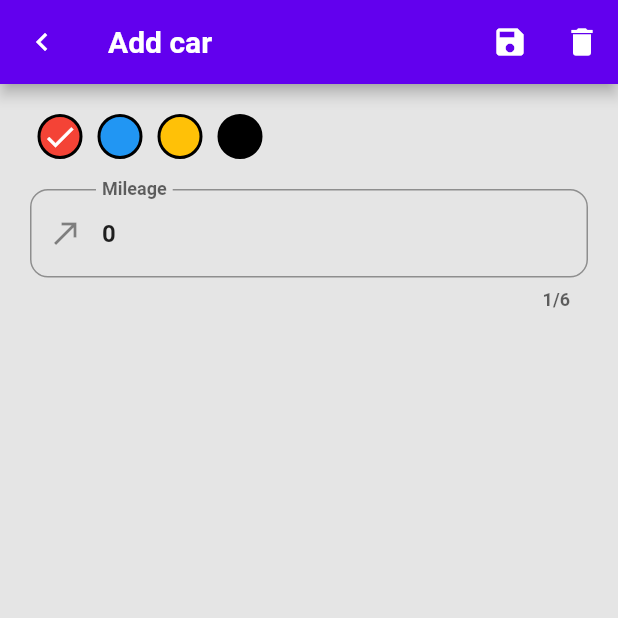
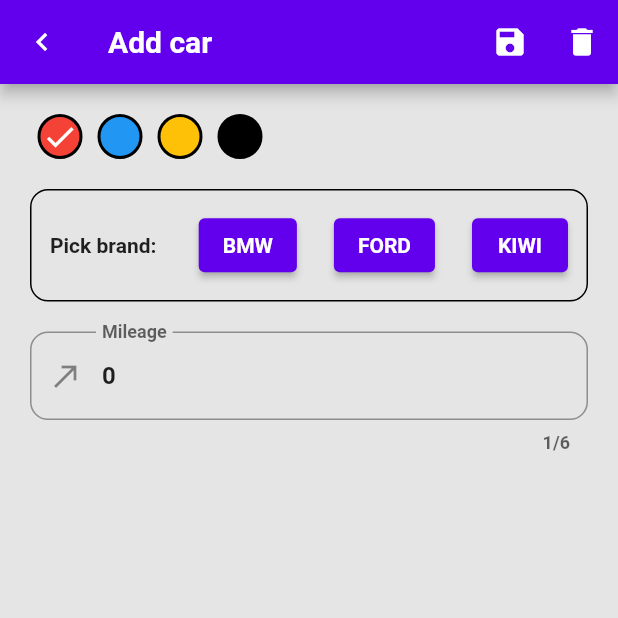
Before and after one commit to Kanikk/FlutterCarsApp, a Flutter app: the screen it shows after launch, after a tap on the "add" icon, on a phone screen of 412 x 824 dp, the top half of it. Run offline on Flutter 3.47's test engine with Material 2 defaults, Android fonts, the phone set to English and light mode, and no system bars; our stand-ins replace drift; accounts and stored records are empty; generated files the repository leaves out were written again.

Commit message:
Add 'Brand pick'

```diff
--- a/first_app/lib/database/car_database.dart
+++ b/first_app/lib/database/car_database.dart
@@ -3,7 +3,6 @@ import 'package:path_provider/path_provider.dart';
 import 'package:path/path.dart' as p;
 import 'package:drift/drift.dart';
 import 'dart:io';
-
 part 'car_database.g.dart';
 
 class Car extends Table {
@@ -11,6 +10,26 @@ class Car extends Table {
   TextColumn get brand => text()();
   IntColumn get color => integer().nullable()();
   IntColumn get mileage => integer()();
+}
+
+enum CarBrand {
+  bmw,
+  ford,
+  kiwi,
+}
+
+extension CarBrandExtension on CarBrand {
+  String get changeToString {
+    // switch (this) {
+    //   case CarBrand.bmw:
+    //     return "BMW";
+    //   case CarBrand.kiwi:
+    //     return "Kiwi";
+    //   case CarBrand.ford:
+    //     return "Ford";
+    // }
+    return this.toString().replaceFirst("CarBrand.", "").toUpperCase();
+  }
 }
 
 LazyDatabase _openConnection() {
--- a/first_app/lib/main.dart
+++ b/first_app/lib/main.dart
@@ -29,7 +29,6 @@ class MyApp extends StatelessWidget {
       ],
       builder: (context, _) {
         final themeProvider = Provider.of<ThemeProvider>(context);
-        ;
         return MaterialApp(
           title: 'Cars in stock',
           home: const CarListPage(),
--- a/first_app/lib/screen/cars_detail_page.dart
+++ b/first_app/lib/screen/cars_detail_page.dart
@@ -21,6 +21,7 @@ class _CarDetailPageState extends State<CarDetailPage> {
   late CarDatabase carDatabase;
   late TextEditingController mileageEditingcontroller;
   int color = 0;
+  String brand = CarBrand.bmw.changeToString;
 
   @override
   void initState() {
@@ -48,6 +49,39 @@ class _CarDetailPageState extends State<CarDetailPage> {
           const SizedBox(
             height: 20,
           ),
+          Container(
+            width: (MediaQuery.of(context).size.width),
+            height: 75,
+            decoration: BoxDecoration(
+              border: Border.all(),
+              borderRadius: BorderRadius.circular(12),
+            ),
+            child: Row(
+              mainAxisAlignment: MainAxisAlignment.spaceAround,
+              crossAxisAlignment: CrossAxisAlignment.center,
+              children: [
+                const Text("Pick brand: "),
+                ElevatedButton(
+                    onPressed: (() {
+                      brand = CarBrand.bmw.changeToString;
+                    }),
+                    child: Text(CarBrand.bmw.changeToString)),
+                ElevatedButton(
+                    onPressed: (() {
+                      brand = CarBrand.ford.changeToString;
+                    }),
+                    child: Text(CarBrand.ford.changeToString)),
+                ElevatedButton(
+                    onPressed: (() {
+                      brand = CarBrand.kiwi.changeToString;
+                    }),
+                    child: Text(CarBrand.kiwi.changeToString)),
+              ],
+            ),
+          ),
+          const SizedBox(
+            height: 20,
+          ),
           TextFormField(
             controller: mileageEditingcontroller,
             maxLength: 6,
@@ -64,7 +98,7 @@ class _CarDetailPageState extends State<CarDetailPage> {
                   borderRadius: BorderRadius.circular(12),
                 ),
                 hintText: "Enter mileage"),
-          )
+          ),
         ]),
       ),
     );
@@ -113,7 +147,7 @@ class _CarDetailPageState extends State<CarDetailPage> {
           .updateCar(
         CarData(
           id: widget.carCompanion.id.value,
-          brand: "BMW",
+          brand: brand,
           mileage: int.parse(mileageEditingcontroller.text),
           color: color,
         ),
@@ -131,7 +165,7 @@ class _CarDetailPageState extends State<CarDetailPage> {
             int.parse(mileageEditingcontroller.text),
           ),
           color: dr.Value(color),
-          brand: dr.Value("BMW"),
+          brand: dr.Value(brand),
         ),
       )
           .then(
--- a/first_app/lib/screen/cars_list_page.dart
+++ b/first_app/lib/screen/cars_list_page.dart
@@ -18,14 +18,19 @@ class _CarListPageState extends State<CarListPage> {
   late CarDatabase database;
 
   @override
+  void initState() {
+    super.initState();
+    database = context.read<CarDatabase>();
+  }
+
+  @override
   Widget build(BuildContext context) {
-    database = Provider.of<CarDatabase>(context);
     return Scaffold(
       appBar: AppBar(
         title: const Text(
           "Aplikacja samochodowa",
         ),
-        actions: [
+        actions: const [
           ChangeThemeButtonWidget(),
           // Transform.rotate(
           //   angle: 35 * math.pi / 180,
--- a/first_app/lib/theme/appThemes.dart
+++ b/first_app/lib/theme/appThemes.dart
@@ -1,9 +1,8 @@
 import 'package:flutter/material.dart';
 import 'package:flutter/scheduler.dart';
-import 'package:shared_preferences/shared_preferences.dart';
 
 class ThemeProvider extends ChangeNotifier {
-   ThemeMode themeMode = ThemeMode.system;
+  ThemeMode themeMode = ThemeMode.system;
 
   bool get isDarkMode {
     if (themeMode == ThemeMode.system) {
@@ -35,6 +34,4 @@ class AppThemes {
     primaryColor: Colors.white,
     colorScheme: const ColorScheme.light(),
   );
-
-
 }
--- a/first_app/lib/widgets/change_theme_button_widget.dart
+++ b/first_app/lib/widgets/change_theme_button_widget.dart
@@ -3,6 +3,8 @@ import 'package:provider/provider.dart';
 import '../theme/appThemes.dart';
 
 class ChangeThemeButtonWidget extends StatelessWidget {
+  const ChangeThemeButtonWidget({Key? key}) : super(key: key);
+
   @override
   Widget build(BuildContext context) {
     final themeProvider = Provider.of<ThemeProvider>(context);
```
